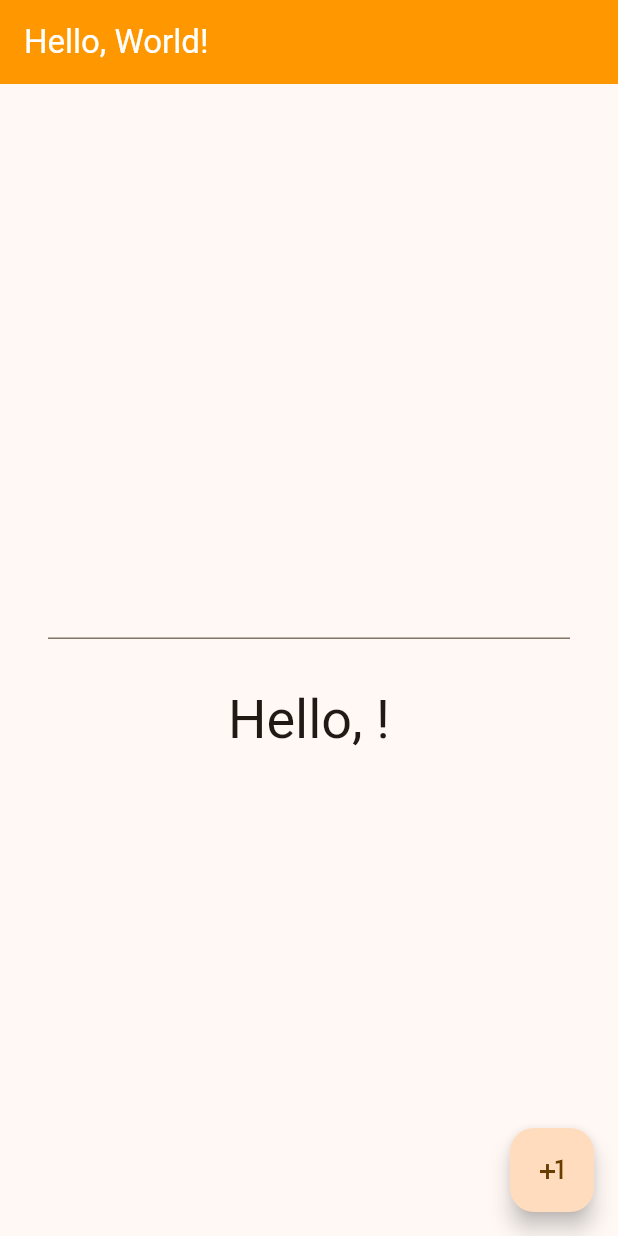
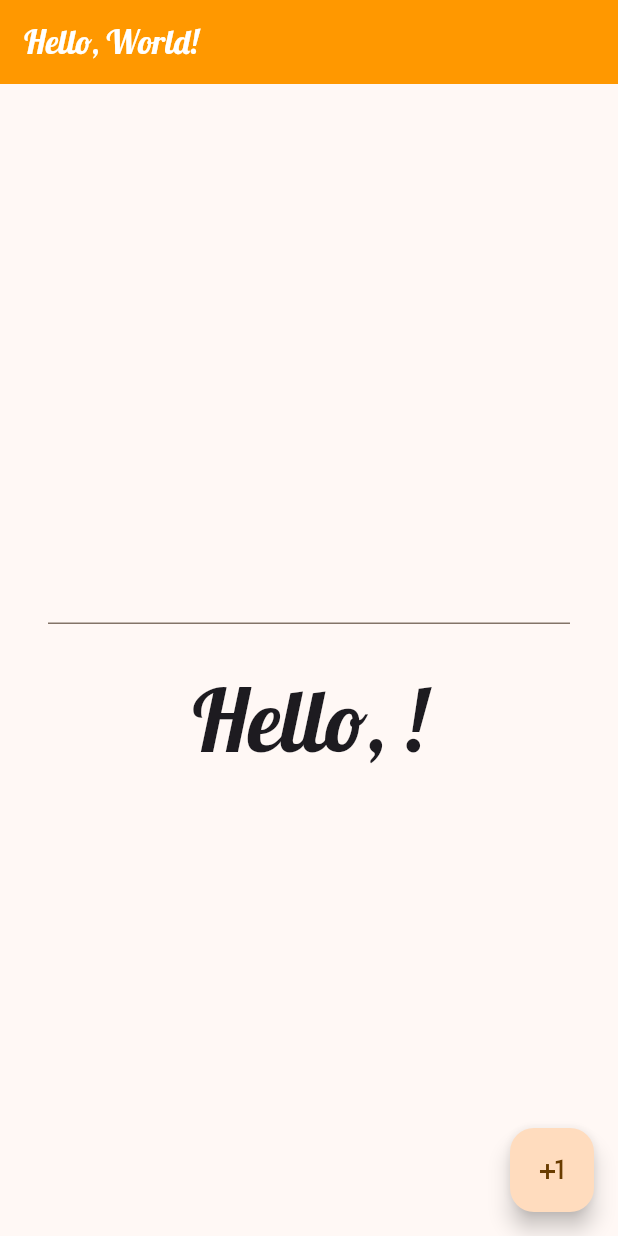
Before and after one commit to briansomogyi/flutter_application_13, a Flutter app: the screen it shows after launch, on a phone screen of 412 x 824 dp. Run offline on Flutter 3.47's test engine with Material 3 defaults, Android fonts, the phone set to English and light mode, and no system bars; our stand-ins replace google_fonts.

Commit message:
Add Google Fonts dependency and update text themes in main app and home screen

```diff
--- a/lib/main.dart
+++ b/lib/main.dart
@@ -1,4 +1,5 @@
 import 'package:flutter/material.dart';
+import 'package:google_fonts/google_fonts.dart';
 import 'screens/home_screen.dart';
 
 void main() {
@@ -19,6 +20,7 @@ class MyApp extends StatelessWidget {
           foregroundColor: Colors.white,
           backgroundColor: Colors.orange,
         ),
+        textTheme: GoogleFonts.lobsterTextTheme(Theme.of(context).textTheme),
       ),
       // Customize Dark Theme
       darkTheme: ThemeData(
@@ -27,6 +29,7 @@ class MyApp extends StatelessWidget {
           foregroundColor: Colors.white,
           backgroundColor: Colors.deepOrange,
         ),
+        textTheme: GoogleFonts.lobsterTextTheme(Theme.of(context).textTheme),
       ),
       home: HomeScreen(),
     );
--- a/lib/screens/home_screen.dart
+++ b/lib/screens/home_screen.dart
@@ -35,7 +35,7 @@ class _HomeScreenState extends State<HomeScreen> {
               SizedBox(height: 32.0),
               Text(
                 'Hello, $userInput!',
-                style: Theme.of(context).textTheme.displaySmall,
+                style: Theme.of(context).textTheme.displayLarge,
               ),
             ],
           ),
--- a/pubspec.yaml
+++ b/pubspec.yaml
@@ -30,6 +30,8 @@ environment:
 dependencies:
   flutter:
     sdk: flutter
+
+  google_fonts: ^6.3.3
 
   # The following adds the Cupertino Icons font to your application.
   # Use with the CupertinoIcons class for iOS style icons.
```
Also changed, not shown: pubspec.lock.
